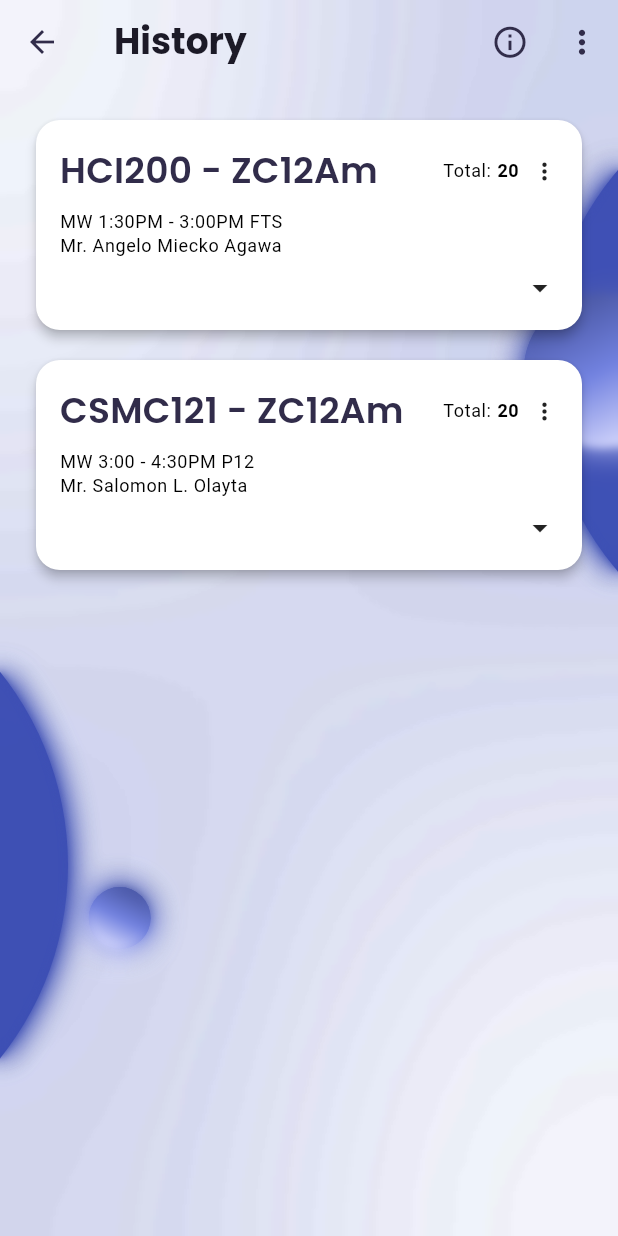
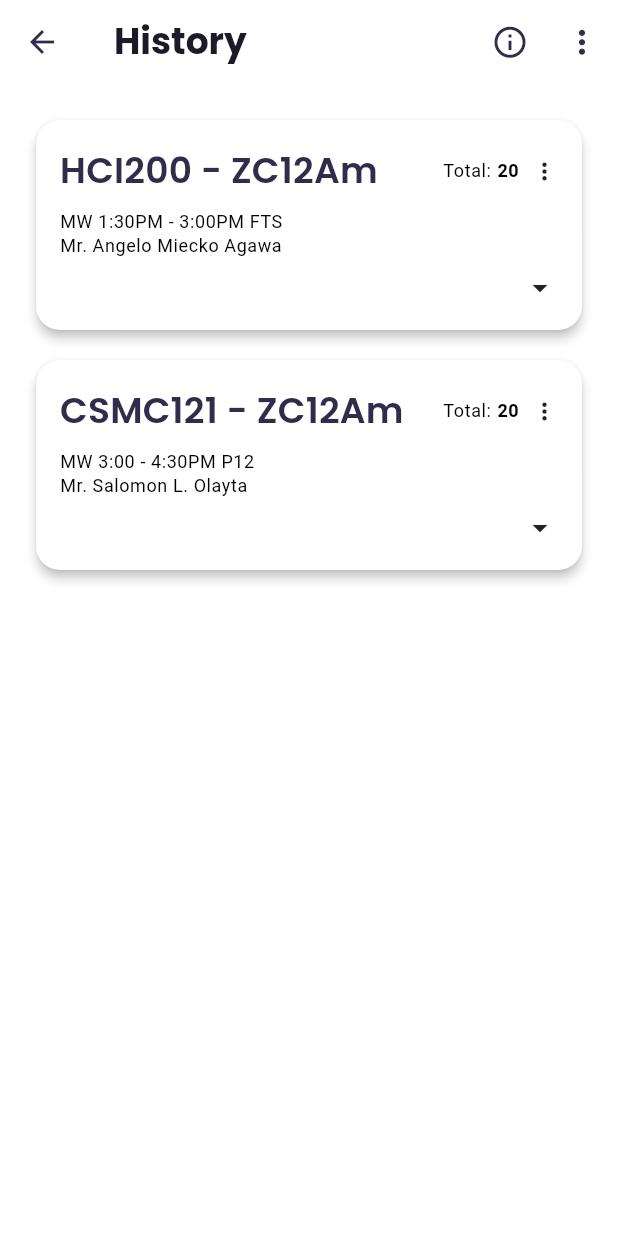
Before and after one commit to Jeyep18/beadle-s-app, a Flutter app: the WholeClassHistoryPage screen opened directly, on a phone screen of 412 x 824 dp. Run offline on Flutter 3.47's test engine with Material 3 defaults, Android fonts, the phone set to English and light mode, and no system bars; drawn by our look-alikes of flutter_animate; our stand-ins replace flutter_slidable, flutter_switch, google_fonts, loading_animation_widget; missing offline and left inert: flutter_glow.

```diff
--- a/lib/whole_class_history_page.dart
+++ b/lib/whole_class_history_page.dart
@@ -1,7 +1,6 @@
 import 'package:flutter/services.dart';
 import 'package:flutter/material.dart';
 import 'package:flutter_animate/flutter_animate.dart';
-import 'package:beadles_app_prototype1/utils/background.dart';
 
 class WholeClassHistoryPage extends StatefulWidget {
   const WholeClassHistoryPage({super.key});
@@ -72,7 +71,7 @@ class _WholeClassHistoryPageState extends State<WholeClassHistoryPage> {
       extendBody: true,
       body: Stack(
         children: [
-          const Positioned.fill(child: BackgroundPage()),
+          //const Positioned.fill(child: BackgroundPage()),
 
           //==================================MAIN CONTENT==================================
           Column(
```
